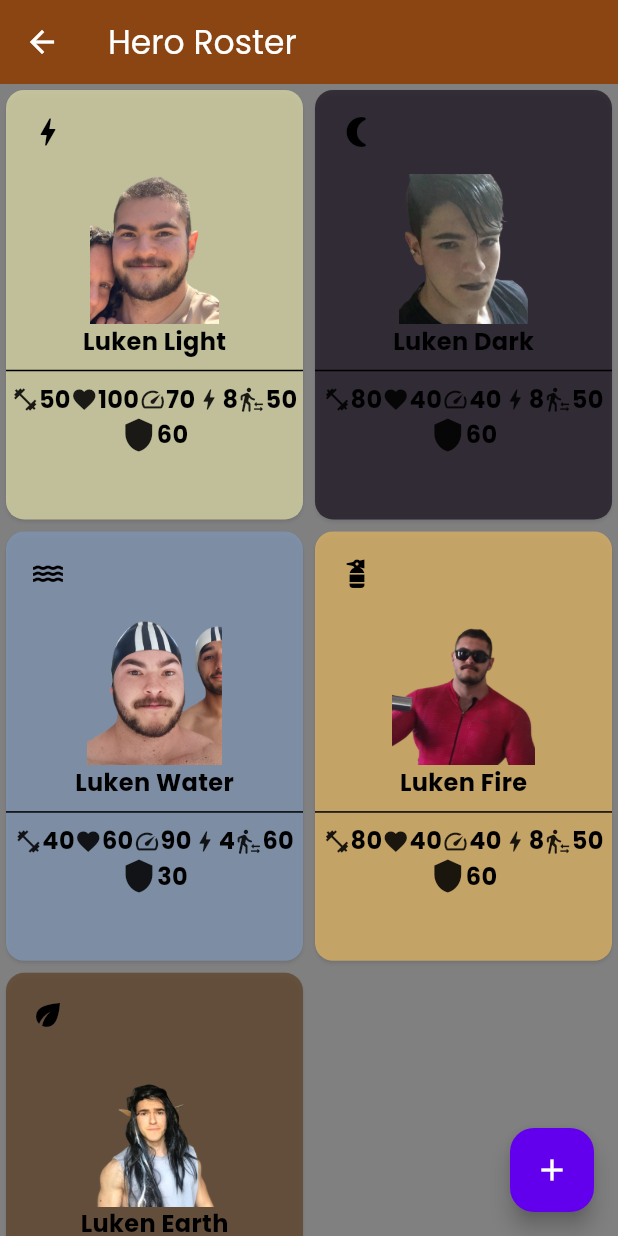
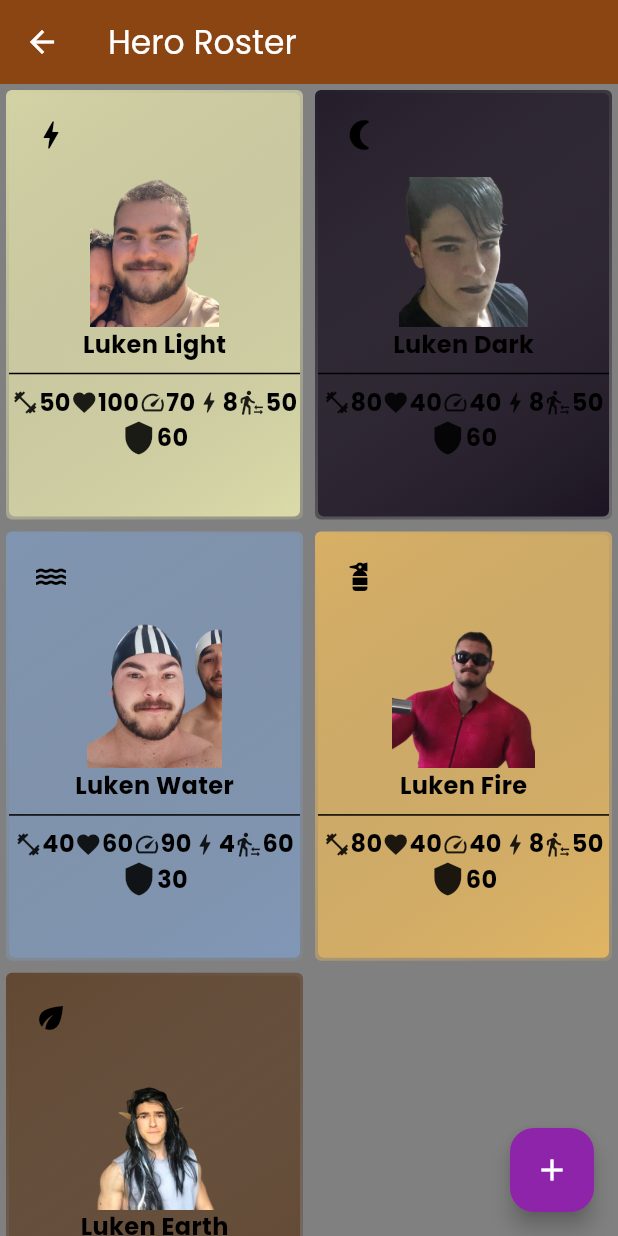
Before and after one commit to grez-lucas/flutter-fighterapp, a Flutter app: the HeroRosterScreen screen opened by its route, on a phone screen of 412 x 824 dp. Run offline on Flutter 3.47's test engine with Material 3 defaults, Android fonts, the phone set to English and light mode, and no system bars; our stand-ins replace audioplayers, image_picker.

Commit message:
feat: made heroRoster cards and screen prettier

```diff
--- a/lib/pages/heroroster_screen.dart
+++ b/lib/pages/heroroster_screen.dart
@@ -19,7 +19,6 @@ class _HeroRosterScreenState extends State<HeroRosterScreen> {
 
   @override
   void initState() {
-    // TODO: implement initState
     super.initState();
     _getFighters();
   }
@@ -41,6 +40,7 @@ class _HeroRosterScreenState extends State<HeroRosterScreen> {
               itemCount: fighters.length),
         ),
         floatingActionButton: FloatingActionButton(
+          backgroundColor: Colors.purple[600],
           onPressed: () {
             Navigator.pushNamed(context, '/createfighter');
           },
--- a/lib/widgets/fightercard_widget.dart
+++ b/lib/widgets/fightercard_widget.dart
@@ -22,9 +22,33 @@ class FighterCard extends StatelessWidget {
             arguments: fighter,
           );
         },
-      child: Card(
-        color: fighter.category.bgColor.withOpacity(0.75),
-        shadowColor: Colors.grey,
+        child: Container(
+          margin: const EdgeInsets.all(4),
+          decoration: BoxDecoration(
+            gradient: LinearGradient(
+              begin: Alignment.topLeft,
+              end: Alignment.bottomRight,
+              colors: [
+                fighter.category.bgColor.withAlpha(1000),
+                fighter.category.bgColor.withAlpha(50),
+              ],
+            ),
+            borderRadius: BorderRadius.circular(4.0),
+          ),
+          child: Container(
+            margin:
+                const EdgeInsets.all(2), // This will act as the border width
+            decoration: BoxDecoration(
+              gradient: LinearGradient(
+                begin: Alignment.topLeft,
+                end: Alignment.bottomRight,
+                colors: [
+                  fighter.category.bgColor.withOpacity(0.15),
+                  fighter.category.bgColor,
+                ],
+              ),
+              borderRadius: BorderRadius.circular(4.0),
+            ),
             child: Column(
               children: [
                 ListTile(
@@ -81,6 +105,6 @@ class FighterCard extends StatelessWidget {
               ],
             ),
           ),
-    );
+        ));
   }
 }
```
Lines whose indentation alone changed are shown as unchanged.
